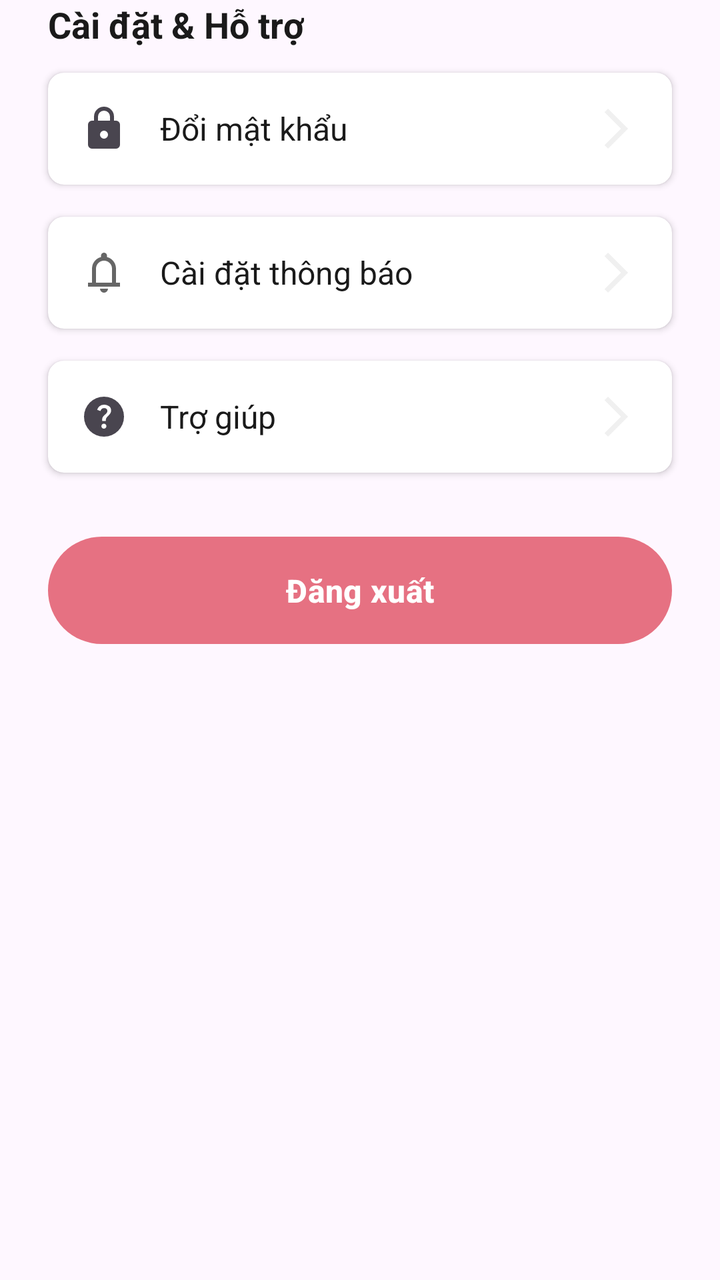
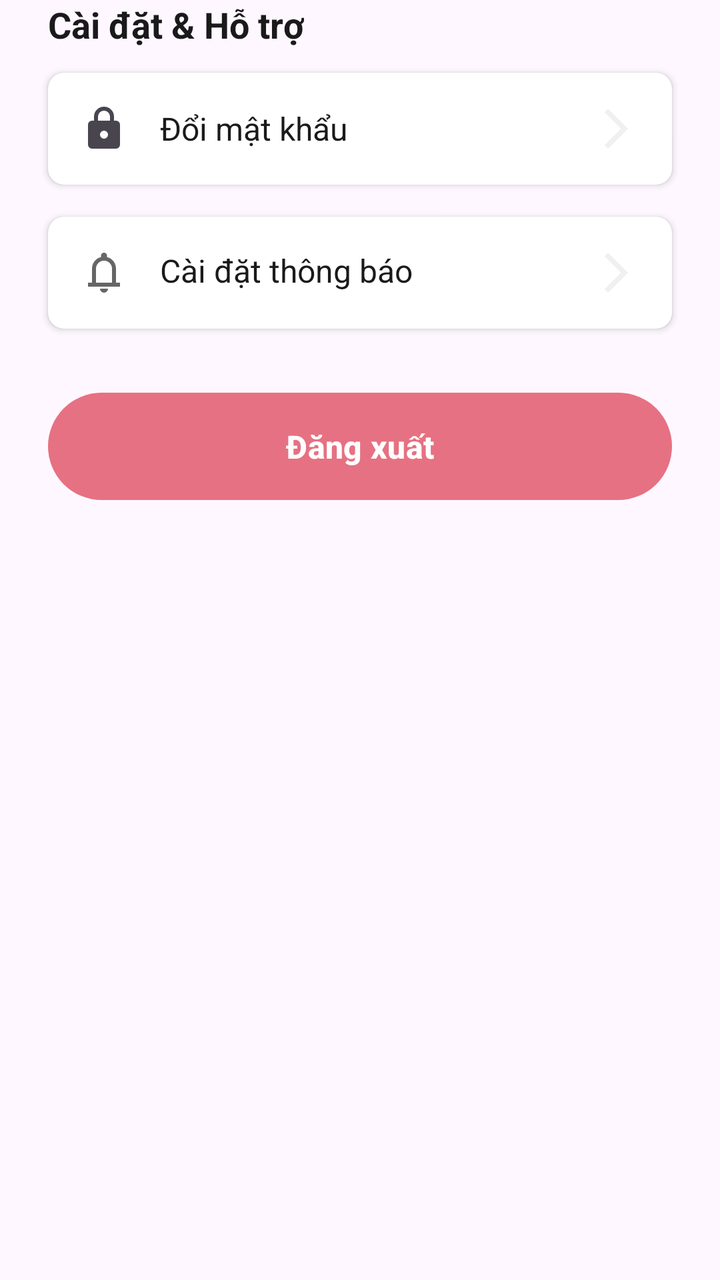

Compare the two renders of this Android layout. The source of the first and the diff that turns it into the second are given below.
<!-- AndroidManifest.xml: application theme Theme.Apt -->
<!-- res/layout/layout_profile_settings.xml -->
<?xml version="1.0" encoding="utf-8"?>
<LinearLayout
    xmlns:android="http://schemas.android.com/apk/res/android"
    xmlns:app="http://schemas.android.com/apk/res-auto"
    xmlns:tools="http://schemas.android.com/tools"
    android:layout_width="match_parent"
    android:layout_height="wrap_content"
    android:orientation="vertical">

    <TextView
        android:id="@+id/tv_settings_support_title"
        android:layout_width="wrap_content"
        android:layout_height="wrap_content"
        android:layout_marginStart="24dp"
        android:text="Cài đặt &amp; Hỗ trợ"
        android:textColor="@color/text_title"
        android:textSize="18sp"
        android:textStyle="bold" />

    <androidx.cardview.widget.CardView
        android:id="@+id/card_change_password"
        android:layout_width="match_parent"
        android:layout_height="wrap_content"
        android:layout_marginHorizontal="24dp"
        android:layout_marginTop="12dp"
        app:cardCornerRadius="8dp"
        app:cardElevation="2dp">
        <TextView
            android:layout_width="match_parent"
            android:layout_height="wrap_content"
            android:padding="16dp"
            android:text="Đổi mật khẩu"
            android:textColor="@color/text_title"
            android:textSize="16sp"
            android:drawablePadding="16dp"
            app:drawableStartCompat="@drawable/ic_lock"
            app:drawableEndCompat="@drawable/ic_arrow_right"
            android:gravity="center_vertical" />
    </androidx.cardview.widget.CardView>

    <androidx.cardview.widget.CardView
        android:id="@+id/card_notification_settings"
        android:layout_width="match_parent"
        android:layout_height="wrap_content"
        android:layout_marginHorizontal="24dp"
        android:layout_marginTop="16dp"
        app:cardCornerRadius="8dp"
        app:cardElevation="2dp">
        <TextView
            android:layout_width="match_parent"
            android:layout_height="wrap_content"
            android:padding="16dp"
            android:text="Cài đặt thông báo"
            android:textColor="@color/text_title"
            android:textSize="16sp"
            android:drawablePadding="16dp"
            app:drawableStartCompat="@drawable/ic_notifications"
            app:drawableEndCompat="@drawable/ic_arrow_right"
            android:gravity="center_vertical" />
    </androidx.cardview.widget.CardView>

    <androidx.cardview.widget.CardView
        android:id="@+id/card_help"
        android:layout_width="match_parent"
        android:layout_height="wrap_content"
        android:layout_marginHorizontal="24dp"
        android:layout_marginTop="16dp"
        app:cardCornerRadius="8dp"
        app:cardElevation="2dp">
        <TextView
            android:layout_width="match_parent"
            android:layout_height="wrap_content"
            android:padding="16dp"
            android:text="Trợ giúp"
            android:textColor="@color/text_title"
            android:textSize="16sp"
            android:drawablePadding="16dp"
            app:drawableStartCompat="@drawable/ic_help"
            app:drawableEndCompat="@drawable/ic_arrow_right"
            android:gravity="center_vertical" />
    </androidx.cardview.widget.CardView>

    <Button
        android:id="@+id/btn_logout"
        android:layout_width="match_parent"
        android:layout_height="wrap_content"
        android:layout_marginHorizontal="24dp"
        android:layout_marginTop="32dp"
        android:background="@drawable/bg_button_auth"
        android:drawableStart="@drawable/ic_logout"
        android:drawablePadding="12dp"
        android:paddingVertical="12dp"
        android:paddingHorizontal="24dp"
        android:text="Đăng xuất"
        android:textColor="@color/white"
        android:textSize="16sp"
        android:textStyle="bold"
        app:backgroundTint="@null" />

</LinearLayout>
<!-- resources referenced by this layout -->
<resources>
  <color name="text_title">#1A1A1A</color>
  <color name="white">#FFFFFFFF</color>
  <!-- drawable bg_button_auth (drawable) -->
  <?xml version="1.0" encoding="utf-8"?>
  <ripple xmlns:android="http://schemas.android.com/apk/res/android"
      android:color="#40FFFFFF">
      <item>
          <shape android:shape="rectangle">
              <solid android:color="@color/primary" />
              <corners android:radius="32dp" />
          </shape>
      </item>
  
  </ripple>
  <!-- drawable ic_arrow_right (drawable) -->
  <vector xmlns:android="http://schemas.android.com/apk/res/android" android:autoMirrored="true" android:height="24dp" android:tint="#F0F0F0" android:viewportHeight="960" android:viewportWidth="960" android:width="24dp">
        
      <path android:fillColor="@android:color/white" android:pathData="M321,880L250,809L579,480L250,151L321,80L721,480L321,880Z"/>
      
  </vector>
  <!-- drawable ic_help (drawable) -->
  <vector xmlns:android="http://schemas.android.com/apk/res/android"
      android:width="24dp"
      android:height="24dp"
      android:viewportWidth="960"
      android:viewportHeight="960"
      android:tint="?attr/colorControlNormal"
      android:autoMirrored="true">
    <path
        android:fillColor="@android:color/white"
        android:pathData="M513.5,705.5Q528,691 528,670Q528,649 513.5,634.5Q499,620 478,620Q457,620 442.5,634.5Q428,649 428,670Q428,691 442.5,705.5Q457,720 478,720Q499,720 513.5,705.5ZM442,566L516,566Q516,533 523.5,514Q531,495 566,462Q592,436 607,412.5Q622,389 622,356Q622,300 581,270Q540,240 484,240Q427,240 391.5,270Q356,300 342,342L408,368Q413,350 430.5,329Q448,308 484,308Q516,308 532,325.5Q548,343 548,364Q548,384 536,401.5Q524,419 506,434Q462,473 452,493Q442,513 442,566ZM480,880Q397,880 324,848.5Q251,817 197,763Q143,709 111.5,636Q80,563 80,480Q80,397 111.5,324Q143,251 197,197Q251,143 324,111.5Q397,80 480,80Q563,80 636,111.5Q709,143 763,197Q817,251 848.5,324Q880,397 880,480Q880,563 848.5,636Q817,709 763,763Q709,817 636,848.5Q563,880 480,880Z"/>
  </vector>
  <!-- drawable ic_logout (drawable) -->
  <vector xmlns:android="http://schemas.android.com/apk/res/android"
      android:width="24dp"
      android:height="24dp"
      android:viewportWidth="960"
      android:viewportHeight="960"
      android:tint="?attr/colorControlNormal"
      android:autoMirrored="true">
    <path
        android:fillColor="@android:color/white"
        android:pathData="M200,840Q167,840 143.5,816.5Q120,793 120,760L120,200Q120,167 143.5,143.5Q167,120 200,120L480,120L480,200L200,200Q200,200 200,200Q200,200 200,200L200,760Q200,760 200,760Q200,760 200,760L480,760L480,840L200,840ZM640,680L585,622L687,520L360,520L360,440L687,440L585,338L640,280L840,480L640,680Z"/>
  </vector>
  <!-- drawable ic_notifications (drawable) -->
  <vector xmlns:android="http://schemas.android.com/apk/res/android"
      android:width="24dp"
      android:height="24dp"
      android:viewportWidth="960"
      android:viewportHeight="960">
    <path
        android:pathData="M160,760v-80h80v-280q0,-83 50,-147.5T420,168v-28q0,-25 17.5,-42.5T480,80q25,0 42.5,17.5T540,140v28q80,20 130,84.5T720,400v280h80v80L160,760ZM480,460ZM480,880q-33,0 -56.5,-23.5T400,800h160q0,33 -23.5,56.5T480,880ZM320,680h320v-280q0,-66 -47,-113t-113,-47q-66,0 -113,47t-47,113v280Z"
        android:fillColor="#666666"/>
  </vector>
  <style name="Theme.Apt" parent="Base.Theme.Apt" />
  <color name="primary">#E67182</color>
  <style name="Base.Theme.Apt" parent="Theme.Material3.DayNight.NoActionBar">
          
          
      </style>
  <!-- unchanged entries left out for length: 1 -->
</resources>

<!-- the commit's change to res/layout/layout_profile_settings.xml (unified diff, before → after) -->
@@ -46,39 +46,68 @@
         android:layout_marginTop="16dp"
         app:cardCornerRadius="8dp"
         app:cardElevation="2dp">
-        <TextView
+        <LinearLayout
             android:layout_width="match_parent"
             android:layout_height="wrap_content"
-            android:padding="16dp"
-            android:text="Cài đặt thông báo"
-            android:textColor="@color/text_title"
-            android:textSize="16sp"
-            android:drawablePadding="16dp"
-            app:drawableStartCompat="@drawable/ic_notifications"
-            app:drawableEndCompat="@drawable/ic_arrow_right"
-            android:gravity="center_vertical" />
+            android:orientation="vertical">
+
+            <LinearLayout
+                android:id="@+id/layout_notification_header"
+                android:layout_width="match_parent"
+                android:layout_height="wrap_content"
+                android:orientation="horizontal"
+                android:background="?attr/selectableItemBackground"
+                android:clickable="true"
+                android:focusable="true"
+                android:padding="16dp"
+                android:gravity="center_vertical">
+
+                <TextView
+                    android:layout_width="0dp"
+                    android:layout_height="wrap_content"
+                    android:layout_weight="1"
+                    android:text="Cài đặt thông báo"
+                    android:textColor="@color/text_title"
+                    android:textSize="16sp"
+                    android:drawablePadding="16dp"
+                    app:drawableStartCompat="@drawable/ic_notifications" />
+
+                <ImageView
+                    android:id="@+id/icon_notification_arrow"
+                    android:layout_width="wrap_content"
+                    android:layout_height="wrap_content"
+                    app:srcCompat="@drawable/ic_arrow_right" />
+            </LinearLayout>
+
+            <LinearLayout
+                android:id="@+id/layout_notification_switches"
+                android:layout_width="match_parent"
+                android:layout_height="wrap_content"
+                android:orientation="horizontal"
+                android:paddingHorizontal="16dp"
+                android:paddingBottom="16dp"
+                android:paddingTop="8dp"
+                android:visibility="gone"
+                android:gravity="center_vertical">
+                
+                <TextView
+                    android:layout_width="0dp"
+                    android:layout_height="wrap_content"
+                    android:layout_weight="1"
+                    android:text="Nhận thông báo từ ứng dụng"
+                    android:textColor="@color/text_body"
+                    android:textSize="15sp"/>
+                
+                <com.google.android.material.switchmaterial.SwitchMaterial
+                    android:id="@+id/switch_notifications"
+                    android:layout_width="wrap_content"
+                    android:layout_height="wrap_content"
+                    android:checked="true"/>
+            </LinearLayout>
+        </LinearLayout>
     </androidx.cardview.widget.CardView>
 
-    <androidx.cardview.widget.CardView
-        android:id="@+id/card_help"
-        android:layout_width="match_parent"
-        android:layout_height="wrap_content"
-        android:layout_marginHorizontal="24dp"
-        android:layout_marginTop="16dp"
-        app:cardCornerRadius="8dp"
-        app:cardElevation="2dp">
-        <TextView
-            android:layout_width="match_parent"
-            android:layout_height="wrap_content"
-            android:padding="16dp"
-            android:text="Trợ giúp"
-            android:textColor="@color/text_title"
-            android:textSize="16sp"
-            android:drawablePadding="16dp"
-            app:drawableStartCompat="@drawable/ic_help"
-            app:drawableEndCompat="@drawable/ic_arrow_right"
-            android:gravity="center_vertical" />
-    </androidx.cardview.widget.CardView>
+
 
     <Button
         android:id="@+id/btn_logout"
<!-- resource entries referenced after the edit -->
@@ -1,5 +1,6 @@
 <!-- resources referenced by this layout -->
 <resources>
+  <color name="text_body">#666666</color>
   <color name="text_title">#1A1A1A</color>
   <color name="white">#FFFFFFFF</color>
   <!-- drawable bg_button_auth (drawable) -->
@@ -19,18 +20,6 @@
         
       <path android:fillColor="@android:color/white" android:pathData="M321,880L250,809L579,480L250,151L321,80L721,480L321,880Z"/>
       
-  </vector>
-  <!-- drawable ic_help (drawable) -->
-  <vector xmlns:android="http://schemas.android.com/apk/res/android"
-      android:width="24dp"
-      android:height="24dp"
-      android:viewportWidth="960"
-      android:viewportHeight="960"
-      android:tint="?attr/colorControlNormal"
-      android:autoMirrored="true">
-    <path
-        android:fillColor="@android:color/white"
-        android:pathData="M513.5,705.5Q528,691 528,670Q528,649 513.5,634.5Q499,620 478,620Q457,620 442.5,634.5Q428,649 428,670Q428,691 442.5,705.5Q457,720 478,720Q499,720 513.5,705.5ZM442,566L516,566Q516,533 523.5,514Q531,495 566,462Q592,436 607,412.5Q622,389 622,356Q622,300 581,270Q540,240 484,240Q427,240 391.5,270Q356,300 342,342L408,368Q413,350 430.5,329Q448,308 484,308Q516,308 532,325.5Q548,343 548,364Q548,384 536,401.5Q524,419 506,434Q462,473 452,493Q442,513 442,566ZM480,880Q397,880 324,848.5Q251,817 197,763Q143,709 111.5,636Q80,563 80,480Q80,397 111.5,324Q143,251 197,197Q251,143 324,111.5Q397,80 480,80Q563,80 636,111.5Q709,143 763,197Q817,251 848.5,324Q880,397 880,480Q880,563 848.5,636Q817,709 763,763Q709,817 636,848.5Q563,880 480,880Z"/>
   </vector>
   <!-- drawable ic_logout (drawable) -->
   <vector xmlns:android="http://schemas.android.com/apk/res/android"
